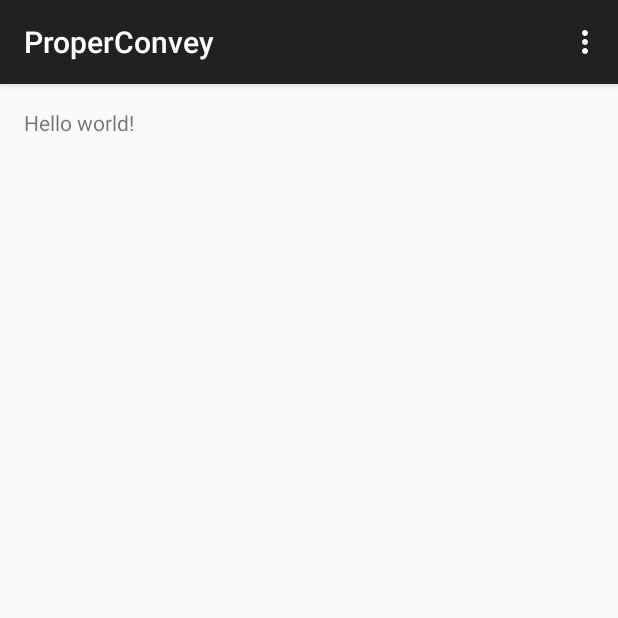
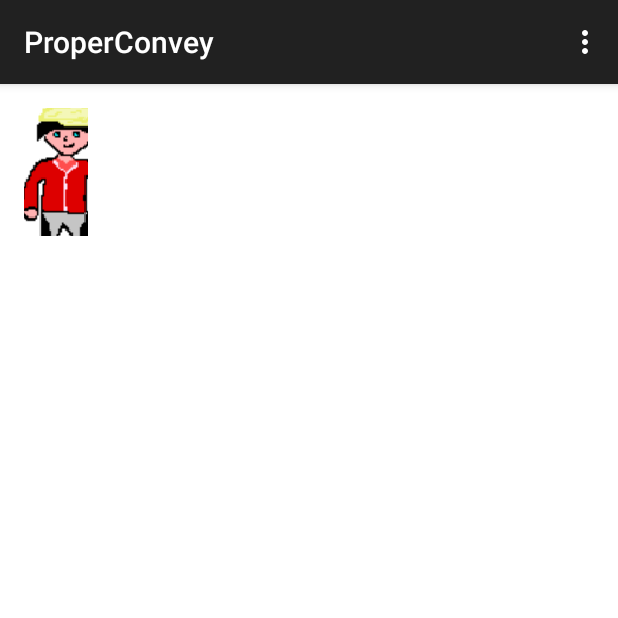
Before and after one commit to vitorandrietta/TCC, an Android app: the screen it shows after launch (LoginActivity), on a phone screen of 412 x 824 dp, the top half of it. Run offline under Robolectric (Android 15) with nearby library versions, the phone set to English and light mode, and no system bars.

Commit message:
Bugs no model

```diff
--- a/ProperConvey/app/src/main/java/game/CanvasView.java
+++ b/ProperConvey/app/src/main/java/game/CanvasView.java
@@ -5,6 +5,8 @@ import android.graphics.Bitmap;
 import android.graphics.BitmapFactory;
 import android.graphics.Canvas;
 import android.graphics.Color;
+import android.graphics.Rect;
+import android.util.AttributeSet;
 import android.view.View;
 
 import properconvey.com.br.properconvey.R;
@@ -17,8 +19,8 @@ public class CanvasView extends View {
     private Context context;
     private Bitmap jerry;
 
-    public CanvasView(Context context) {
-        super(context);
+    public CanvasView(Context context, AttributeSet attrs) {
+        super(context, attrs);
 
         this.context = context;
         this.jerry = BitmapFactory.decodeResource(getResources(), R.drawable.jerry);
@@ -31,6 +33,9 @@ public class CanvasView extends View {
         // draw jerry on canvas
 
         canvas.drawColor(Color.WHITE);
-
+        Rect src = new Rect(10, 10, 64, 128);
+        Rect dst = new Rect(0, 0, 64, 128);
+        canvas.drawBitmap(this.jerry, src, dst, null);
+        canvas.save();
     }
 }
--- a/ProperConvey/app/src/main/java/properconvey/com/br/properconvey/database/entity/PacienteEntity.java
+++ b/ProperConvey/app/src/main/java/properconvey/com/br/properconvey/database/entity/PacienteEntity.java
@@ -17,8 +17,8 @@ import properconvey.com.br.properconvey.database.core.ProperConveyDatabase;
 public class PacienteEntity extends BaseModel {
 
         @Column(name = BaseColumns._ID, length = 11)
-        @PrimaryKey
-        String cpf;
+        @PrimaryKey (autoincrement = true)
+        Long id ;
 
         @Column
         String nome;
@@ -41,6 +41,7 @@ public class PacienteEntity extends BaseModel {
         @Column
         String crmMedico; //fk
 
-
+        @Column
+        String cpf;
 
 }
--- a/ProperConvey/app/src/main/res/layout/activity_login.xml
+++ b/ProperConvey/app/src/main/res/layout/activity_login.xml
@@ -3,9 +3,14 @@
     android:layout_height="match_parent" android:paddingLeft="@dimen/activity_horizontal_margin"
     android:paddingRight="@dimen/activity_horizontal_margin"
     android:paddingTop="@dimen/activity_vertical_margin"
-    android:paddingBottom="@dimen/activity_vertical_margin" tools:context=".LoginActivity">
+    android:paddingBottom="@dimen/activity_vertical_margin" tools:context=".LoginActivity"
+    android:background="#FFFFFF">
 
-    <TextView android:text="@string/hello_world" android:layout_width="wrap_content"
-        android:layout_height="wrap_content" />
+    <game.CanvasView
+        android:layout_width="match_parent"
+        android:layout_height="match_parent">
+
+    </game.CanvasView>
+
 
 </RelativeLayout>
```
